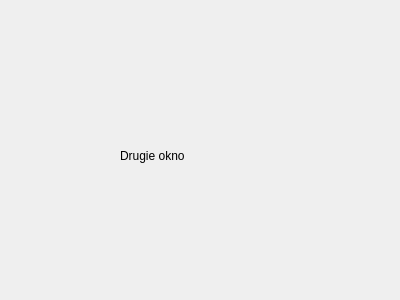
This is qt/drugie.ui in KrystianMank/tpm_taw_4 as Qt 5 draws it before an edit. The edited form follows.
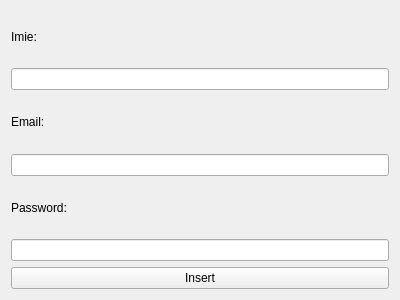
This is the edited form.

```diff
--- a/qt/drugie.ui
+++ b/qt/drugie.ui
@@ -13,19 +13,49 @@
   <property name="windowTitle">
    <string>Form</string>
   </property>
-  <widget class="QLabel" name="label">
-   <property name="geometry">
-    <rect>
-     <x>120</x>
-     <y>120</y>
-     <width>201</width>
-     <height>71</height>
-    </rect>
-   </property>
-   <property name="text">
-    <string>Drugie okno</string>
-   </property>
-  </widget>
+  <layout class="QHBoxLayout" name="horizontalLayout">
+   <item>
+    <layout class="QVBoxLayout" name="verticalLayout">
+     <item>
+      <widget class="QLabel" name="labelImie">
+       <property name="text">
+        <string>Imie:</string>
+       </property>
+      </widget>
+     </item>
+     <item>
+      <widget class="QLineEdit" name="lineEditImie"/>
+     </item>
+     <item>
+      <widget class="QLabel" name="labelEmail">
+       <property name="text">
+        <string>Email:</string>
+       </property>
+      </widget>
+     </item>
+     <item>
+      <widget class="QLineEdit" name="lineEditEmail"/>
+     </item>
+     <item>
+      <widget class="QLabel" name="labelPassword">
+       <property name="text">
+        <string>Password:</string>
+       </property>
+      </widget>
+     </item>
+     <item>
+      <widget class="QLineEdit" name="lineEditPassword"/>
+     </item>
+     <item>
+      <widget class="QPushButton" name="pushButtonInsert">
+       <property name="text">
+        <string>Insert</string>
+       </property>
+      </widget>
+     </item>
+    </layout>
+   </item>
+  </layout>
  </widget>
  <resources/>
  <connections/>
```
